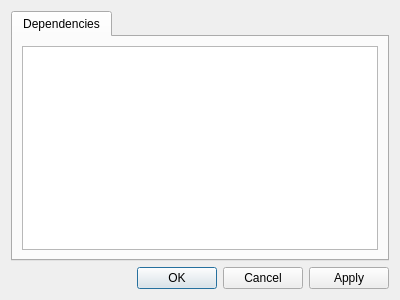
This is View/Dialogs/modulepropertiesdialog.ui in BlenderCN-Org/Maditor as Qt 5 draws it before an edit. The edited form follows.
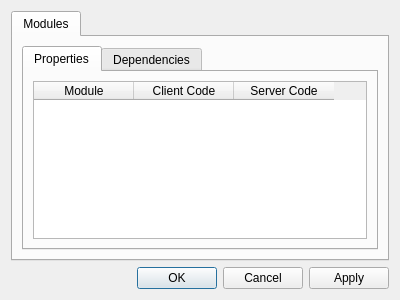
This is the edited form.

The edit to the form file:
```diff
--- a/View/Dialogs/modulepropertiesdialog.ui
+++ b/View/Dialogs/modulepropertiesdialog.ui
@@ -22,13 +22,59 @@
      <property name="currentIndex">
       <number>0</number>
      </property>
-     <widget class="QWidget" name="dependenciesTab">
+     <widget class="QWidget" name="modulesTab">
       <attribute name="title">
-       <string>Dependencies</string>
+       <string>Modules</string>
       </attribute>
       <layout class="QGridLayout" name="gridLayout">
        <item row="0" column="0">
-        <widget class="QListWidget" name="dependenciesList"/>
+        <widget class="QTabWidget" name="modulesWidget">
+         <property name="currentIndex">
+          <number>0</number>
+         </property>
+         <widget class="QWidget" name="propertiesTab">
+          <attribute name="title">
+           <string>Properties</string>
+          </attribute>
+          <layout class="QGridLayout" name="gridLayout_3">
+           <item row="0" column="0">
+            <widget class="QTableWidget" name="propertiesWidget">
+             <property name="rowCount">
+              <number>0</number>
+             </property>
+             <property name="columnCount">
+              <number>3</number>
+             </property>
+             <column>
+              <property name="text">
+               <string>Module</string>
+              </property>
+             </column>
+             <column>
+              <property name="text">
+               <string>Client Code</string>
+              </property>
+             </column>
+             <column>
+              <property name="text">
+               <string>Server Code</string>
+              </property>
+             </column>
+            </widget>
+           </item>
+          </layout>
+         </widget>
+         <widget class="QWidget" name="dependenciesTab">
+          <attribute name="title">
+           <string>Dependencies</string>
+          </attribute>
+          <layout class="QGridLayout" name="gridLayout_2">
+           <item row="0" column="0">
+            <widget class="QTabWidget" name="dependenciesWidget"/>
+           </item>
+          </layout>
+         </widget>
+        </widget>
        </item>
       </layout>
      </widget>
```
